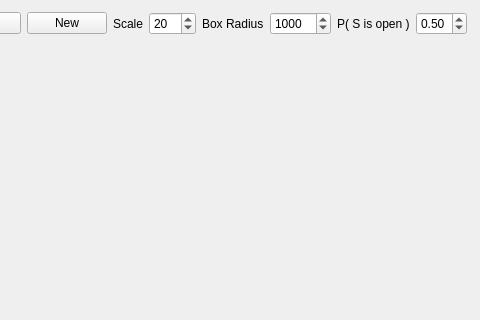
First picture: the form in codigos/QtRandon/cornerPercolation/mainwindow.ui, repository emiliobrazil/randomview, before the edit; both pictures show x 132 to 612 and y 0 to 320 of the 902 by 674 pixel window.
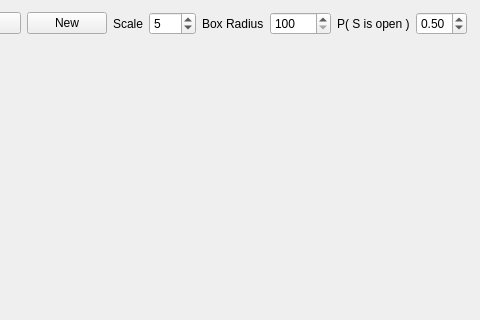
Second picture: the form after the edit.

What changed in the file:
```diff
--- a/codigos/QtRandon/cornerPercolation/mainwindow.ui
+++ b/codigos/QtRandon/cornerPercolation/mainwindow.ui
@@ -64,7 +64,7 @@
         <number>1</number>
        </property>
        <property name="value">
-        <number>20</number>
+        <number>5</number>
        </property>
       </widget>
      </item>
@@ -141,7 +141,7 @@
         <number>200</number>
        </property>
        <property name="value">
-        <number>1000</number>
+        <number>100</number>
        </property>
       </widget>
      </item>
```
Left out of the diff: 4 changed lines with no effect on the pictures.
